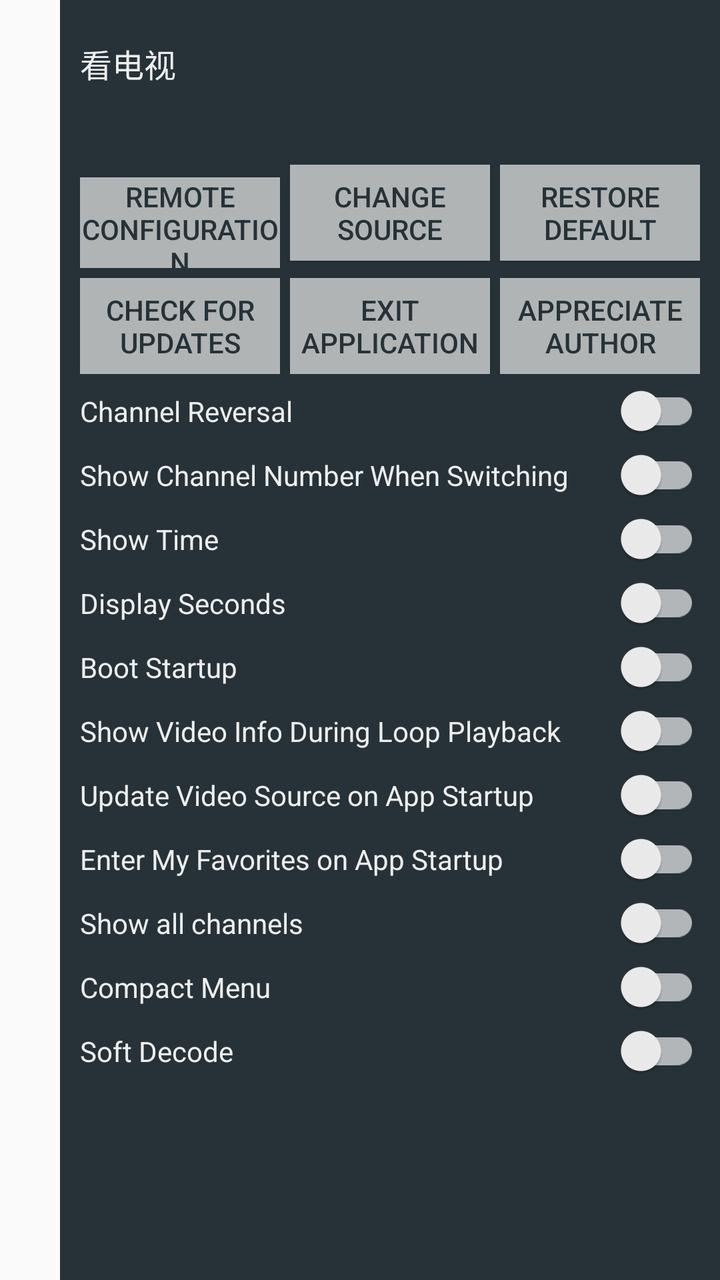
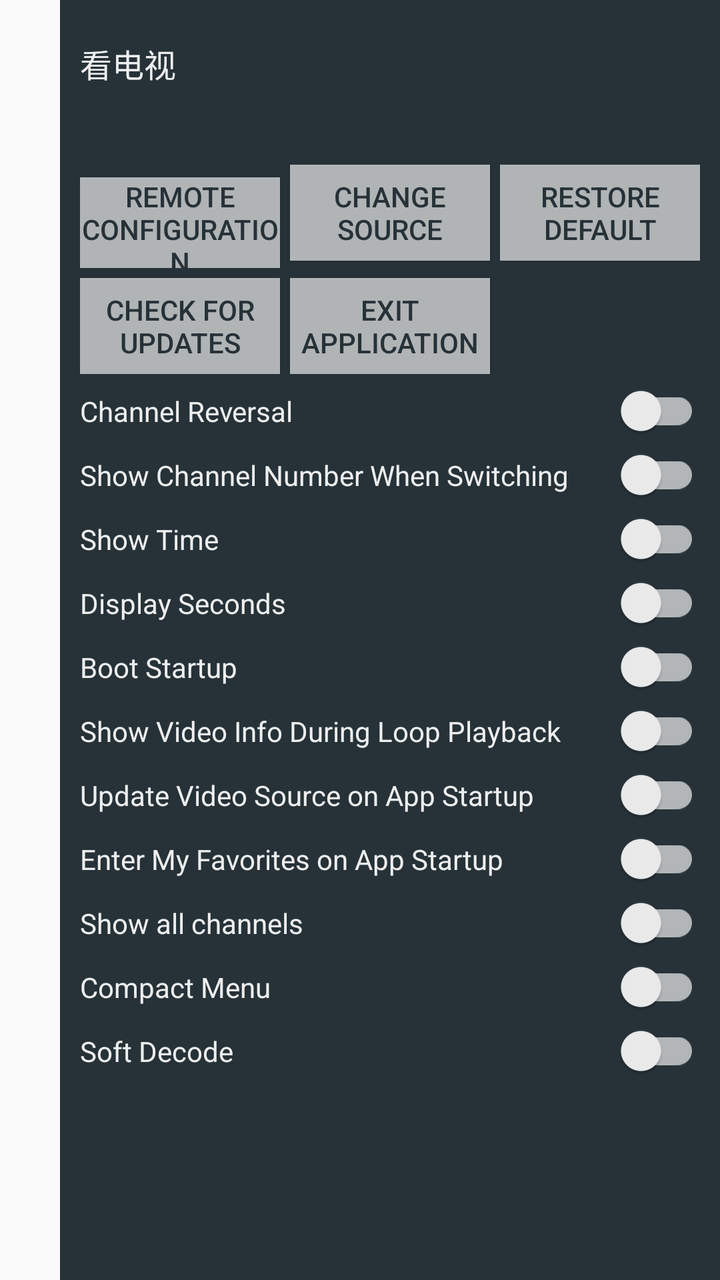

Compare the two renders of this Android layout. The source of the first and the diff that turns it into the second are given below.
<!-- AndroidManifest.xml: application theme Theme.MyTV0 -->
<!-- res/layout/setting.xml -->
<?xml version="1.0" encoding="utf-8"?>
<LinearLayout xmlns:android="http://schemas.android.com/apk/res/android"
    xmlns:app="http://schemas.android.com/apk/res-auto"
    android:id="@+id/setting"
    android:layout_width="match_parent"
    android:layout_height="match_parent"
    android:clickable="true"
    android:focusable="false"
    android:gravity="end"
    >
    <ScrollView
        android:id="@+id/container"
        android:layout_width="wrap_content"
        android:layout_height="match_parent"
        android:fillViewport="true"
        >
    <LinearLayout
        android:id="@+id/content"
        android:layout_width="330dp"
        android:layout_height="wrap_content"
        android:orientation="vertical"
        android:paddingTop="20dp"
        android:paddingLeft="10dp"
        android:paddingRight="10dp"
        android:background="@color/blur"
        >
        <LinearLayout
            android:layout_width="match_parent"
            android:layout_height="wrap_content"
            android:orientation="horizontal"
            >
            <androidx.appcompat.widget.AppCompatTextView
                android:id="@+id/name"
                android:layout_width="wrap_content"
                android:layout_height="wrap_content"
                android:textColor="@color/title_blur"
                android:text="@string/app_name"
                android:textSize="16sp"
                android:layout_gravity="bottom" />
            <androidx.appcompat.widget.AppCompatTextView
                android:id="@+id/version_name"
                android:layout_width="wrap_content"
                android:layout_height="wrap_content"
                android:textColor="@color/description_blur"
                android:text=""
                android:textSize="14sp"
                android:layout_gravity="bottom"
                android:layout_marginStart="8dp" />
        </LinearLayout>

        <androidx.appcompat.widget.AppCompatTextView
            android:id="@+id/version"
            android:layout_width="wrap_content"
            android:layout_height="wrap_content"
            android:layout_marginTop="10dp"
            android:layout_marginBottom="10dp"
            android:textColor="@color/title_blur"
            android:text=""
            android:textSize="14sp"
            />

        <LinearLayout
            android:layout_width="match_parent"
            android:layout_height="wrap_content"
            android:orientation="horizontal"
            >
            <androidx.appcompat.widget.AppCompatButton
                android:id="@+id/remote_settings"
                android:layout_width="100dp"
                android:layout_height="wrap_content"
                android:background="@color/description_blur"
                android:textColor="@color/blur"
                android:layout_marginEnd="5dp"
                android:textSize="14sp"
                android:text="@string/server" />
            <androidx.appcompat.widget.AppCompatButton
                android:id="@+id/confirm_config"
                android:layout_width="100dp"
                android:layout_height="wrap_content"
                android:background="@color/description_blur"
                android:textColor="@color/blur"
                android:layout_marginEnd="5dp"
                android:textSize="14sp"
                android:text="@string/channels" />
            <androidx.appcompat.widget.AppCompatButton
                android:id="@+id/clear"
                android:layout_width="100dp"
                android:layout_height="wrap_content"
                android:background="@color/description_blur"
                android:textColor="@color/blur"
                android:layout_marginEnd="5dp"
                android:text="@string/clear"
                android:textSize="14sp"
                />
        </LinearLayout>

        <LinearLayout
            android:layout_width="match_parent"
            android:layout_height="wrap_content"
            android:layout_marginTop="5dp"
            android:orientation="horizontal"
            >
            <androidx.appcompat.widget.AppCompatButton
                android:id="@+id/check_version"
                android:layout_width="100dp"
                android:layout_height="wrap_content"
                android:background="@color/description_blur"
                android:textColor="@color/blur"
                android:layout_marginEnd="5dp"
                android:textSize="14sp"
                android:text="@string/check_version"
                />
            <androidx.appcompat.widget.AppCompatButton
                android:id="@+id/exit"
                android:layout_width="100dp"
                android:layout_height="wrap_content"
                android:background="@color/description_blur"
                android:textColor="@color/blur"
                android:layout_marginEnd="5dp"
                android:text="@string/exit"
                android:textSize="14sp"
                />
            <androidx.appcompat.widget.AppCompatButton
                android:id="@+id/appreciate"
                android:layout_width="100dp"
                android:layout_height="wrap_content"
                android:background="@color/description_blur"
                android:textColor="@color/blur"
                android:layout_marginEnd="5dp"
                android:text="@string/appreciate"
                android:textSize="14sp"
                />
        </LinearLayout>

        <androidx.appcompat.widget.SwitchCompat
            android:id="@+id/switch_channel_reversal"
            android:text="@string/title_channel_reversal"
            android:textColor="@color/title_blur"
            android:textSize="14sp"
            android:layout_marginTop="5dp"
            android:layout_width="match_parent"
            android:layout_height="wrap_content"
            app:thumbTint="@color/switch_thumb_color"
            app:trackTint="@color/switch_track_color"
            />
        <androidx.appcompat.widget.SwitchCompat
            android:id="@+id/switch_channel_num"
            android:text="@string/title_channel_num"
            android:textColor="@color/title_blur"
            android:textSize="14sp"
            android:layout_marginTop="5dp"
            android:layout_width="match_parent"
            android:layout_height="wrap_content"
            app:thumbTint="@color/switch_thumb_color"
            app:trackTint="@color/switch_track_color"
            />
        <androidx.appcompat.widget.SwitchCompat
            android:id="@+id/switch_time"
            android:text="@string/title_time"
            android:textColor="@color/title_blur"
            android:textSize="14sp"
            android:layout_marginTop="5dp"
            android:layout_width="match_parent"
            android:layout_height="wrap_content"
            app:thumbTint="@color/switch_thumb_color"
            app:trackTint="@color/switch_track_color"
            />
        <androidx.appcompat.widget.SwitchCompat
            android:id="@+id/switch_display_seconds"
            android:text="@string/display_seconds"
            android:textColor="@color/title_blur"
            android:textSize="14sp"
            android:layout_marginTop="5dp"
            android:layout_width="match_parent"
            android:layout_height="wrap_content"
            app:thumbTint="@color/switch_thumb_color"
            app:trackTint="@color/switch_track_color"
            />
        <androidx.appcompat.widget.SwitchCompat
            android:id="@+id/switch_boot_startup"
            android:text="@string/title_boot_startup"
            android:textColor="@color/title_blur"
            android:layout_marginTop="5dp"
            android:textSize="14sp"
            android:layout_width="match_parent"
            android:layout_height="wrap_content"
            app:thumbTint="@color/switch_thumb_color"
            app:trackTint="@color/switch_track_color"
            />
        <androidx.appcompat.widget.SwitchCompat
            android:id="@+id/switch_repeat_info"
            android:text="@string/title_repeat_info"
            android:textColor="@color/title_blur"
            android:textSize="14sp"
            android:layout_marginTop="5dp"
            android:layout_width="match_parent"
            android:layout_height="wrap_content"
            app:thumbTint="@color/switch_thumb_color"
            app:trackTint="@color/switch_track_color"
            />
        <androidx.appcompat.widget.SwitchCompat
            android:id="@+id/switch_config_auto_load"
            android:text="@string/title_config_auto_load"
            android:textColor="@color/title_blur"
            android:textSize="14sp"
            android:layout_marginTop="5dp"
            android:layout_width="match_parent"
            android:layout_height="wrap_content"
            app:thumbTint="@color/switch_thumb_color"
            app:trackTint="@color/switch_track_color"
            />
        <androidx.appcompat.widget.SwitchCompat
            android:id="@+id/switch_default_like"
            android:text="@string/title_default_like"
            android:textColor="@color/title_blur"
            android:textSize="14sp"
            android:layout_marginTop="5dp"
            android:layout_width="match_parent"
            android:layout_height="wrap_content"
            app:thumbTint="@color/switch_thumb_color"
            app:trackTint="@color/switch_track_color"
            />
        <androidx.appcompat.widget.SwitchCompat
            android:id="@+id/switch_show_all_channels"
            android:text="@string/show_all_channels"
            android:textColor="@color/title_blur"
            android:textSize="14sp"
            android:layout_marginTop="5dp"
            android:layout_width="match_parent"
            android:layout_height="wrap_content"
            app:thumbTint="@color/switch_thumb_color"
            app:trackTint="@color/switch_track_color"
            />
        <androidx.appcompat.widget.SwitchCompat
            android:id="@+id/switch_compact_menu"
            android:text="@string/compact_menu"
            android:textColor="@color/title_blur"
            android:textSize="14sp"
            android:layout_marginTop="5dp"
            android:layout_width="match_parent"
            android:layout_height="wrap_content"
            app:thumbTint="@color/switch_thumb_color"
            app:trackTint="@color/switch_track_color"
            />
        <androidx.appcompat.widget.SwitchCompat
            android:id="@+id/switch_soft_decode"
            android:text="@string/soft_decode"
            android:textColor="@color/title_blur"
            android:textSize="14sp"
            android:layout_marginTop="5dp"
            android:layout_width="match_parent"
            android:layout_height="wrap_content"
            app:thumbTint="@color/switch_thumb_color"
            app:trackTint="@color/switch_track_color"
            />
    </LinearLayout>
    </ScrollView>
</LinearLayout>
<!-- resources referenced by this layout -->
<resources>
  <color name="blur">#FF263238</color>
  <color name="description_blur">#B3EEEEEE</color>
  <color name="title_blur">#FFEEEEEE</color>
  <string name="app_name">看电视</string>
  <string name="appreciate">Appreciate Author</string>
  <string name="channels">Change Source</string>
  <string name="check_version">Check for Updates</string>
  <string name="clear">Restore Default</string>
  <string name="compact_menu">Compact Menu</string>
  <string name="display_seconds">Display Seconds</string>
  <string name="exit">Exit Application</string>
  <string name="server">Remote Configuration</string>
  <string name="show_all_channels">Show all channels</string>
  <string name="soft_decode">Soft Decode</string>
  <string name="title_boot_startup">Boot Startup</string>
  <string name="title_channel_num">Show Channel Number When Switching</string>
  <string name="title_channel_reversal">Channel Reversal</string>
  <string name="title_config_auto_load">Update Video Source on App Startup</string>
  <string name="title_default_like">Enter My Favorites on App Startup</string>
  <string name="title_repeat_info">Show Video Info During Loop Playback</string>
  <string name="title_time">Show Time</string>
  <style name="Theme.MyTV0" parent="@style/Theme.AppCompat.DayNight">
          <item name="windowNoTitle">true</item>
          <item name="android:windowDisablePreview">true</item>
      </style>
</resources>

<!-- the commit's change to res/layout/setting.xml (unified diff, before → after) -->
@@ -120,16 +120,6 @@
                 android:text="@string/exit"
                 android:textSize="14sp"
                 />
-            <androidx.appcompat.widget.AppCompatButton
-                android:id="@+id/appreciate"
-                android:layout_width="100dp"
-                android:layout_height="wrap_content"
-                android:background="@color/description_blur"
-                android:textColor="@color/blur"
-                android:layout_marginEnd="5dp"
-                android:text="@string/appreciate"
-                android:textSize="14sp"
-                />
         </LinearLayout>
 
         <androidx.appcompat.widget.SwitchCompat
<!-- resource entries referenced after the edit -->
@@ -4,7 +4,6 @@
   <color name="description_blur">#B3EEEEEE</color>
   <color name="title_blur">#FFEEEEEE</color>
   <string name="app_name">看电视</string>
-  <string name="appreciate">Appreciate Author</string>
   <string name="channels">Change Source</string>
   <string name="check_version">Check for Updates</string>
   <string name="clear">Restore Default</string>
